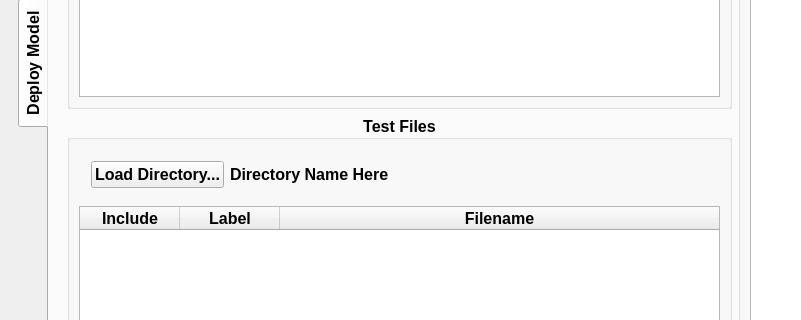
First picture: the form in qtapp/gui/interface.ui, repository GyroidInc/sbh-kivyapp, before the edit; both pictures show x 0 to 801 and y 253 to 573 of the 1440 by 775 pixel window.
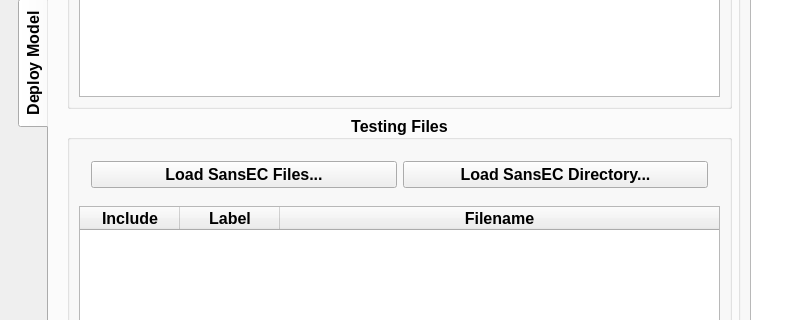
Second picture: the form after the edit. The open tabs and pages were chosen to show the change. Icons and pictures are not drawn.

Commit message: Add tooltips to interface, add error checking, connect more buttons, etc.

```diff
--- a/qtapp/gui/interface.ui
+++ b/qtapp/gui/interface.ui
@@ -29,6 +29,9 @@
         <pointsize>12</pointsize>
        </font>
       </property>
+      <property name="styleSheet">
+       <string notr="true"/>
+      </property>
       <layout class="QHBoxLayout" name="horizontalLayout_3">
        <item>
         <widget class="QTabWidget" name="TabWidget">
@@ -1315,7 +1318,7 @@
                  </font>
                 </property>
                 <property name="title">
-                 <string>Test Files</string>
+                 <string>Testing Files</string>
                 </property>
                 <property name="alignment">
                  <set>Qt::AlignCenter</set>
@@ -1381,46 +1384,6 @@
                    </column>
                   </widget>
                  </item>
-                 <item row="0" column="0">
-                  <layout class="QFormLayout" name="T3_FormLayout_TestFiles">
-                   <property name="leftMargin">
-                    <number>12</number>
-                   </property>
-                   <property name="topMargin">
-                    <number>12</number>
-                   </property>
-                   <property name="rightMargin">
-                    <number>12</number>
-                   </property>
-                   <property name="bottomMargin">
-                    <number>12</number>
-                   </property>
-                   <item row="0" column="0">
-                    <widget class="QPushButton" name="T3_Button_FilesLoadDirectory">
-                     <property name="font">
-                      <font>
-                       <pointsize>12</pointsize>
-                      </font>
-                     </property>
-                     <property name="text">
-                      <string>Load Directory...</string>
-                     </property>
-                    </widget>
-                   </item>
-                   <item row="0" column="1">
-                    <widget class="QLabel" name="T3_Label_FilesDirectoryName">
-                     <property name="font">
-                      <font>
-                       <pointsize>12</pointsize>
-                      </font>
-                     </property>
-                     <property name="text">
-                      <string>Directory Name Here</string>
-                     </property>
-                    </widget>
-                   </item>
-                  </layout>
-                 </item>
                  <item row="2" column="0" alignment="Qt::AlignHCenter">
                   <widget class="QPushButton" name="T3_Button_BeginTesting">
                    <property name="font">
@@ -1433,6 +1396,52 @@
                    </property>
                   </widget>
                  </item>
+                 <item row="0" column="0">
+                  <layout class="QGridLayout" name="gridLayout_14">
+                   <property name="leftMargin">
+                    <number>12</number>
+                   </property>
+                   <property name="topMargin">
+                    <number>12</number>
+                   </property>
+                   <property name="rightMargin">
+                    <number>12</number>
+                   </property>
+                   <property name="bottomMargin">
+                    <number>12</number>
+                   </property>
+                   <item row="0" column="0">
+                    <widget class="QPushButton" name="T3_Button_LoadFiles">
+                     <property name="font">
+                      <font>
+                       <pointsize>12</pointsize>
+                      </font>
+                     </property>
+                     <property name="toolTip">
+                      <string>&lt;html&gt;&lt;head/&gt;&lt;body&gt;&lt;p&gt;&lt;span style=&quot; font-size:12pt;&quot;&gt;Load single or multiple SansEC experiment files&lt;/span&gt;&lt;/p&gt;&lt;/body&gt;&lt;/html&gt;</string>
+                     </property>
+                     <property name="text">
+                      <string>Load SansEC Files...</string>
+                     </property>
+                    </widget>
+                   </item>
+                   <item row="0" column="1">
+                    <widget class="QPushButton" name="T3_Button_LoadDirectory">
+                     <property name="font">
+                      <font>
+                       <pointsize>12</pointsize>
+                      </font>
+                     </property>
+                     <property name="toolTip">
+                      <string>&lt;html&gt;&lt;head/&gt;&lt;body&gt;&lt;p&gt;&lt;span style=&quot; font-size:12pt;&quot;&gt;Load SansEC experiment files directory&lt;/span&gt;&lt;/p&gt;&lt;/body&gt;&lt;/html&gt;</string>
+                     </property>
+                     <property name="text">
+                      <string>Load SansEC Directory...</string>
+                     </property>
+                    </widget>
+                   </item>
+                  </layout>
+                 </item>
                 </layout>
                </widget>
               </item>
```
Left out of the diff: 126 changed lines with no effect on the pictures. The commit also changes 5 other files.
